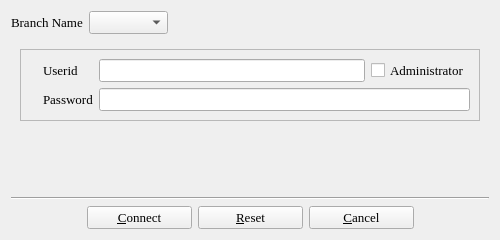
First picture: the form in branch_s.ui, repository textbrowser/biblioteq, before the edit.
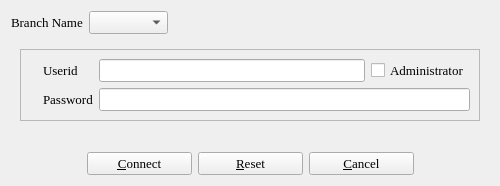
Second picture: the form after the edit. The open tabs and pages were chosen to show the change. Icons and pictures are not drawn.

What changed in the file:
```diff
--- a/branch_s.ui
+++ b/branch_s.ui
@@ -7,7 +7,7 @@
     <x>0</x>
     <y>0</y>
     <width>500</width>
-    <height>240</height>
+    <height>186</height>
    </rect>
   </property>
   <property name="font">
@@ -212,13 +212,6 @@
      </property>
     </spacer>
    </item>
-   <item>
-    <widget class="Line" name="line">
-     <property name="orientation">
-      <enum>Qt::Horizontal</enum>
-     </property>
-    </widget>
-   </item>
    <item>
     <layout class="QHBoxLayout">
      <item>
```
Left out of the diff: 2 changed lines with no effect on the pictures.
